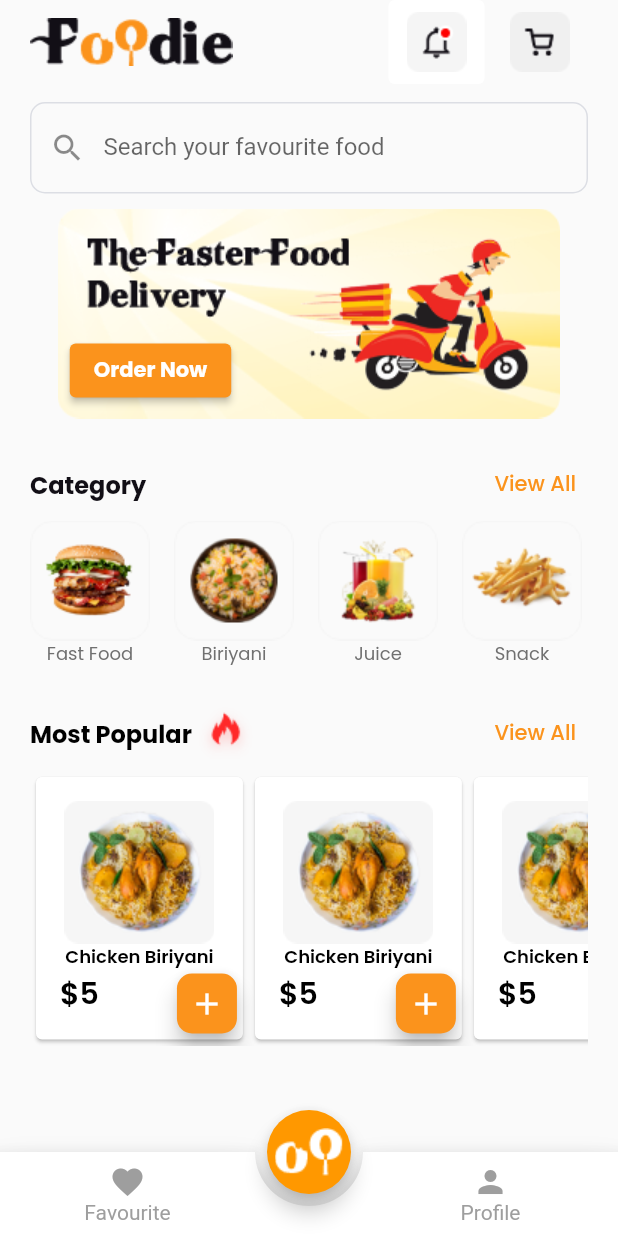
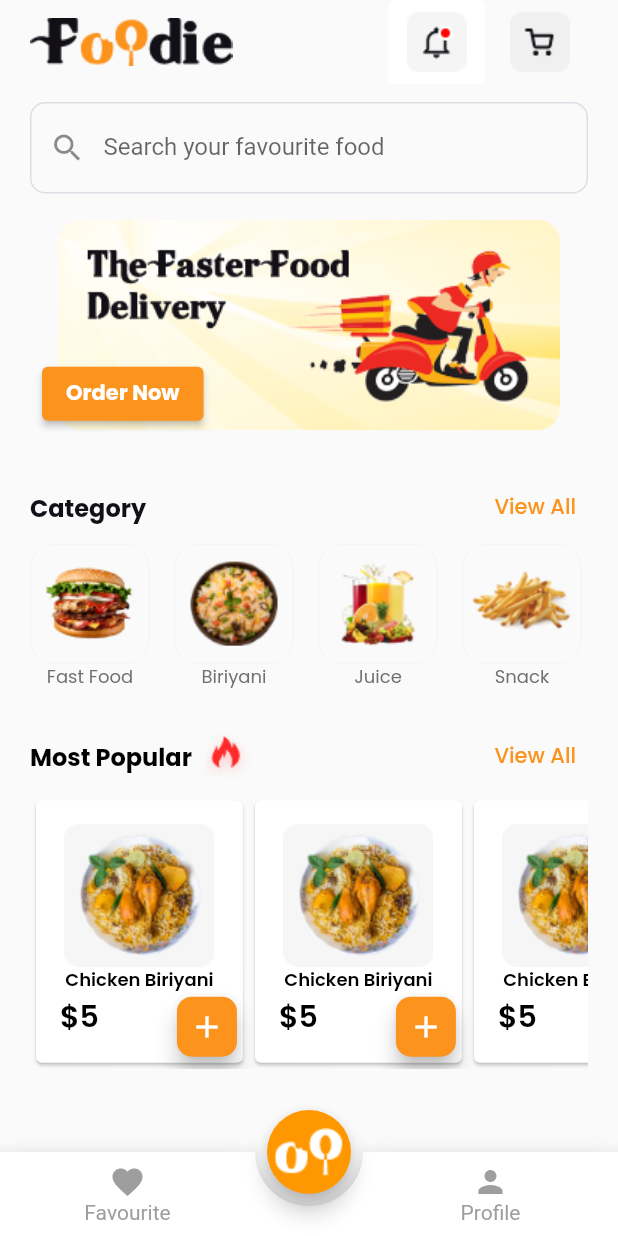
Before and after one commit to Tamim45/office-orac-1, a Flutter app: the screen it shows after launch, on a phone screen of 412 x 824 dp. Run offline on Flutter 3.47's test engine with Material 2 defaults, Android fonts, the phone set to English and light mode, and no system bars; drawn by our look-alikes of animated_bottom_navigation_bar; our stand-ins replace flutter_svg, google_fonts.

```diff
--- a/lib/main.dart
+++ b/lib/main.dart
@@ -16,7 +16,7 @@ class MyApp extends StatelessWidget {
     return MaterialApp(
         debugShowCheckedModeBanner: false,
         theme: ThemeData(
-          primarySwatch: Colors.grey,
+          primaryColor: Colors.white,
         ),
         home: const RootPage());
   }
@@ -82,7 +82,9 @@ class _RootPageState extends State<RootPage> {
                   height: 10,
                 ),
                 Stack(alignment: Alignment.bottomLeft, children: <Widget>[
-                  Image.asset('images/4.png'),
+                  SizedBox(
+                    width: MediaQuery.of(context).size.width,
+                    child: Image.asset('images/4.png')),
                   Padding(
                     padding: const EdgeInsets.all(8.0),
                     child: ElevatedButton(
```
